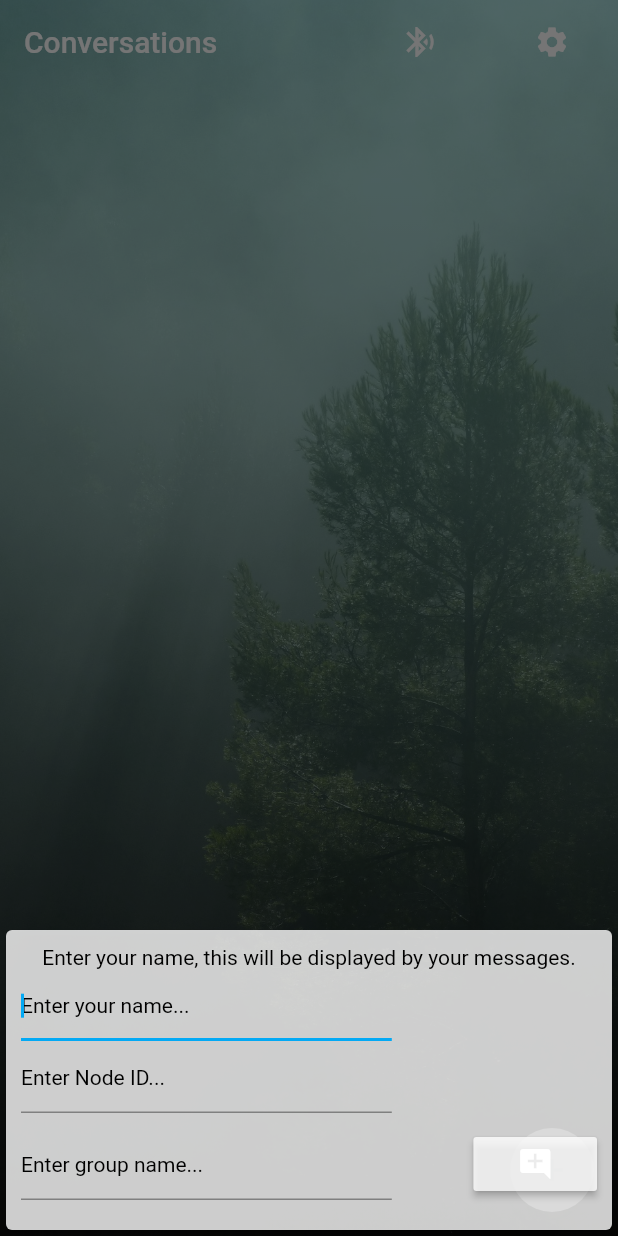
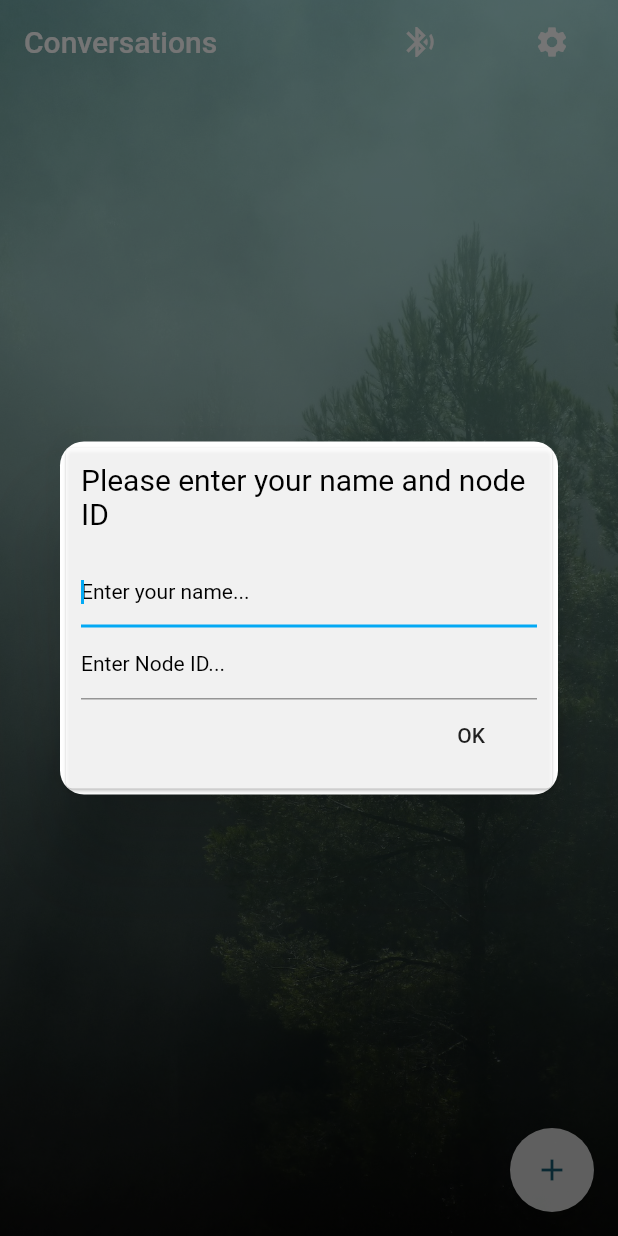
Before and after one commit to chirpnets/chirp-nets-mobile, a Flutter app: the screen it shows after launch, after a tap on the "add" icon, on a phone screen of 412 x 824 dp. Run offline on Flutter 3.47's test engine with Material 2 defaults, Android fonts, the phone set to English and light mode, and no system bars; our stand-ins replace flutter_blue, flutter_compass, flutter_local_notifications, fluttertoast, location, rxdart and 1 more; accounts and stored records are empty.

```diff
--- a/lib/screens/conversations_screen.dart
+++ b/lib/screens/conversations_screen.dart
@@ -6,7 +6,7 @@ import 'package:chirp_nets/utils/notifications.dart';
 import 'package:chirp_nets/utils/text.dart';
 import 'package:chirp_nets/widgets/conversations/add_conversation_widget.dart';
 import 'package:chirp_nets/widgets/conversations/conversations_list_widget.dart';
-import 'package:chirp_nets/widgets/users/add_first_user_widget.dart';
+import 'package:chirp_nets/widgets/users/add_nodeId_widget.dart';
 import 'package:flutter/material.dart';
 import 'package:fluttertoast/fluttertoast.dart';
 import 'package:provider/provider.dart';
@@ -24,6 +24,8 @@ class ConversationsScreen extends StatefulWidget {
 class _ConversationsScreenState extends State<ConversationsScreen> {
   Users userData;
   LocationService service;
+  TextEditingController _textFieldController = TextEditingController();
+
 
   @override
   void initState() {
@@ -31,8 +33,25 @@ class _ConversationsScreenState extends State<ConversationsScreen> {
     setupNotifications();
   }
 
-  void getBottomSheet(context, conversationData) {
+  openSetUserInfoDialog(BuildContext context, User user) async {
+    return showDialog(
+        context: context,
+        builder: (context) {
+          return Dialog(
+            shape: RoundedRectangleBorder(
+              borderRadius: BorderRadius.circular(16),
+            ),
+            child: SetUserInfoWidget(user:user, userData: userData),
+          );
+        });
+  }
+
+
+  void getBottomSheet(context, conversationData) async {
     User user = userData.currentUser;
+    if (user.name == '') {
+      await openSetUserInfoDialog(context, user);
+    }
     showModalBottomSheet(
       context: context,
       isScrollControlled: true,
@@ -41,15 +60,10 @@ class _ConversationsScreenState extends State<ConversationsScreen> {
           padding: EdgeInsets.only(
             bottom: MediaQuery.of(context).viewInsets.bottom,
           ),
-          child: user.name == ''
-              ? AddFirstUserWidget(
-                  userData: userData,
-                  conversationData: conversationData,
-                )
-              : AddConversationWidget(
-                  conversationData: conversationData,
-                  user: user,
-                ),
+          child: AddConversationWidget(
+            conversationData: conversationData,
+            user: user,
+          ),
         ),
       ),
     );
@@ -112,7 +126,7 @@ class _ConversationsScreenState extends State<ConversationsScreen> {
           color: Theme.of(context).highlightColor,
         ),
         tooltip: 'Add Conversation',
-        onPressed: () => getBottomSheet(context, conversationData),
+        onPressed: () => getBottomSheet(context, conversationData)
       ),
     );
   }
--- /dev/null
+++ b/lib/widgets/users/add_nodeId_widget.dart
@@ -0,0 +1,119 @@
+import 'package:chirp_nets/utils/text.dart';
+import 'package:flutter/material.dart';
+import 'package:chirp_nets/models/user.dart';
+import 'package:chirp_nets/providers/users.dart';
+
+class SetUserInfoWidget extends StatefulWidget {
+  final User user;
+  final Users userData;
+  SetUserInfoWidget({this.user, this.userData});
+
+  @override
+  SetUserInfoWidgetState createState() {
+    return SetUserInfoWidgetState();
+  }
+}
+
+class SetUserInfoWidgetState extends State<SetUserInfoWidget> {
+  final _formKey = GlobalKey<FormState>();
+  final Map<String, dynamic> formData = {'name': null, 'nodeId': null};
+
+  void saveUser(String name, int nodeId, ctx) {
+    if (name.isEmpty || nodeId == null) {
+      return;
+    }
+    widget.userData.updateUser(widget.user.id, name:name, nodeId:nodeId);
+    print(formData);
+    Navigator.pop(ctx);
+  }
+
+  void submitForm(context) {
+    if (_formKey.currentState.validate()) {
+      _formKey.currentState.save();
+      saveUser(
+        formData['name'],
+        int.parse(formData['nodeId']),
+        context,
+      );
+    }
+  }
+
+
+  @override
+  Widget build(BuildContext context) {
+    return Form(
+      key:_formKey,
+      child:Container(
+      height: MediaQuery.of(context).size.height/3.5,
+      child: Card(
+        color: Theme.of(context).accentColor,
+        child: Container(
+          padding: EdgeInsets.all(10),
+          child: Column(
+            children: [
+              Align(
+                alignment: Alignment.center,
+                child: new Text(
+                  'Please enter your name and node ID',
+                  style: TextStyle(
+                    fontSize: 20
+                  )
+                ),
+              ),
+              SizedBox(height: 16.0),
+              TextFormField(
+                autofocus: true,
+                style: Theme.of(context).textTheme.body1,
+                textCapitalization: TextCapitalization.words,
+                decoration: InputDecoration(
+                  hintStyle: Theme.of(context).textTheme.body1,
+                  hasFloatingPlaceholder: true,
+                  hintText: namePrompt,
+                ),
+                onSaved: (String value) {
+                  formData['name'] = value;
+                },
+                validator: (value) {
+                if (value.isEmpty) {
+                  return 'Name cannot be blank!';
+                }
+                return null;
+              },
+              ),
+              TextFormField(
+                autofocus: false,
+                style: Theme.of(context).textTheme.body1,
+                textCapitalization: TextCapitalization.words,
+                keyboardType: TextInputType.number,
+                decoration: InputDecoration(
+                  hintStyle: Theme.of(context).textTheme.body1,
+                  hasFloatingPlaceholder: true,
+                  hintText: nodePrompt,
+                ),
+                onSaved: (String value) {
+                  formData['nodeId'] = value;
+                },
+                validator: (value) {
+                  if (value == null) {
+                    return 'NodeID cannot be blank!';
+                  }
+                  return null;
+                },
+              ),
+              Align(
+                alignment: Alignment.bottomRight,
+                child: FlatButton(
+                child: new Text('OK'),
+                  onPressed: () {
+                    submitForm(context);
+                  },
+                ),
+              ),
+            ],
+          ),
+        ),
+      ),
+    )
+    );
+  }
+}
```
